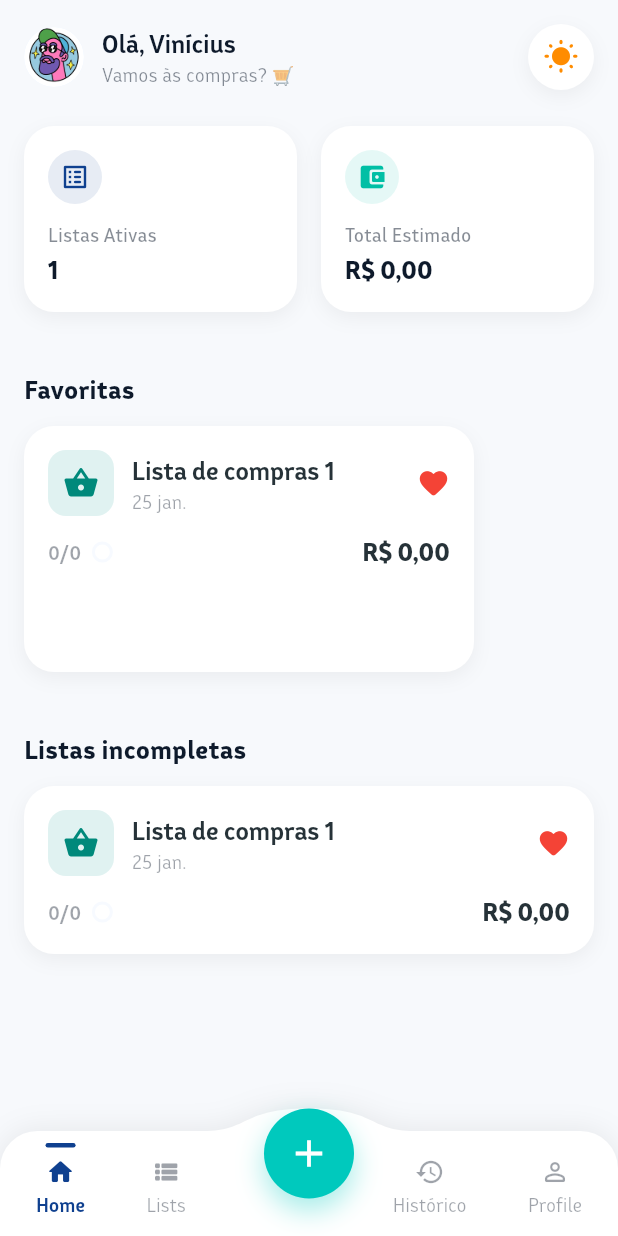
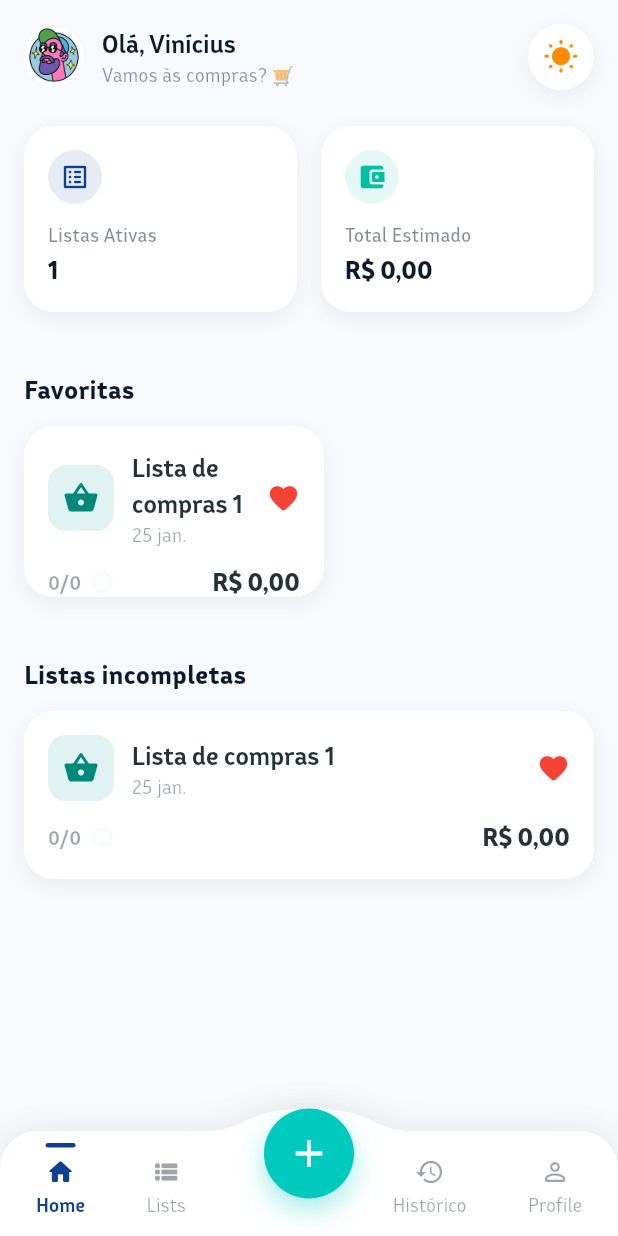
Before and after one commit to VViniLLima/checklist-app-flutter, a Flutter app: the screen it shows after launch, after a tap on the "favorite" icon, on a phone screen of 412 x 824 dp. Run offline on Flutter 3.47's test engine with Material 3 defaults, Android fonts, the phone set to English and light mode, and no system bars; our stand-ins replace shared_preferences.

Commit message:
Update: Slightly resize the card of 'Favoritas'

```diff
--- a/lib/features/shopping_list/screens/home_screen.dart
+++ b/lib/features/shopping_list/screens/home_screen.dart
@@ -253,7 +253,7 @@ class _HomeScreenState extends State<HomeScreen> {
                   if (favoriteLists.isNotEmpty) ...[
                     _buildSectionHeader(context, 'Favoritas'),
                     SizedBox(
-                      height: 180,
+                      height: 130,
                       child: ListView.builder(
                         padding: const EdgeInsets.symmetric(horizontal: 16),
                         scrollDirection: Axis.horizontal,
@@ -262,7 +262,7 @@ class _HomeScreenState extends State<HomeScreen> {
                           final list = favoriteLists[index];
                           final metadata = _getMetadataFor(list, controller);
                           return Container(
-                            width: 300,
+                            width: 200,
                             margin: const EdgeInsets.only(right: 16),
                             child: _buildListCard(context, list, metadata),
                           );
```
